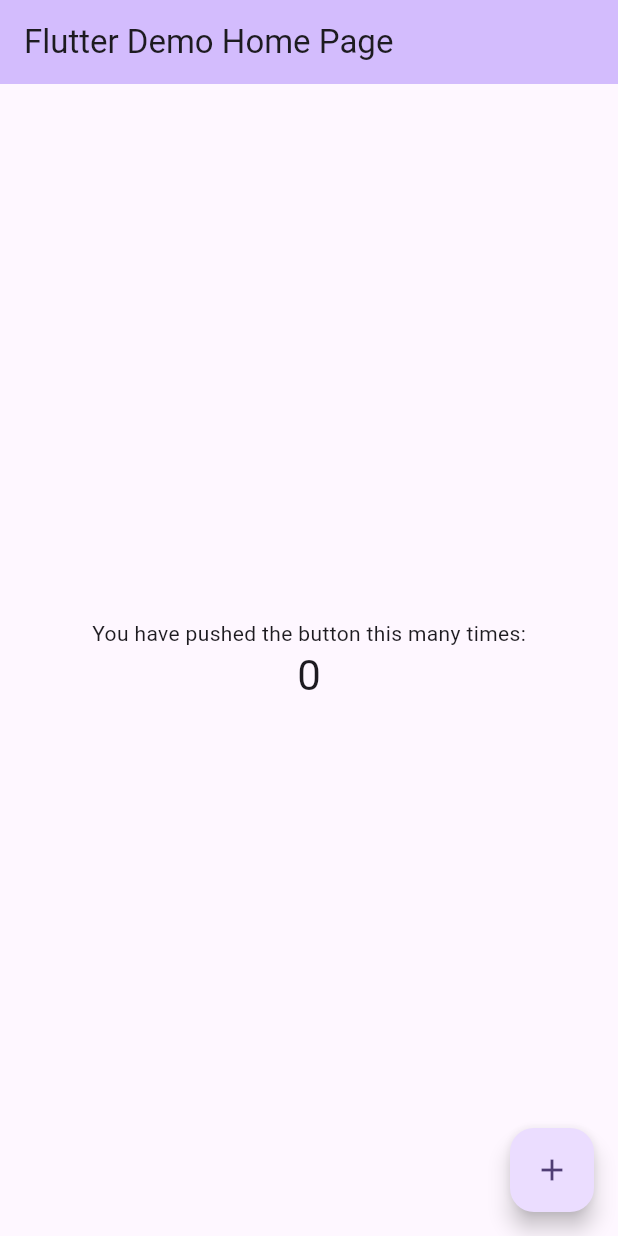
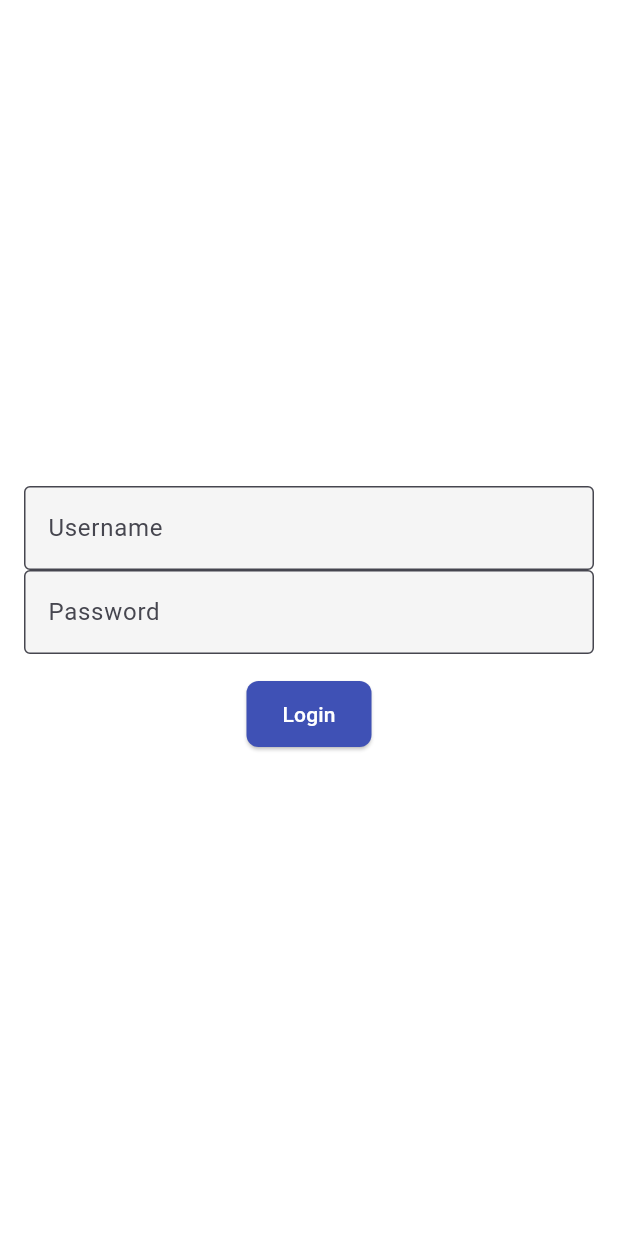
Before and after one commit to arebelo16/Domiledge-frontend, a Flutter app: the screen it shows after launch, on a phone screen of 412 x 824 dp. Run offline on Flutter 3.47's test engine with Material 3 defaults, Android fonts, the phone set to English and light mode, and no system bars; our stand-ins replace shared_preferences.

Commit message:
Implement Auth and home

```diff
--- /dev/null
+++ b/lib/app.dart
@@ -0,0 +1,17 @@
+import 'package:flutter/material.dart';
+import 'config/themes.dart';
+import 'routes/app_routes.dart';
+
+class StayWiseApp extends StatelessWidget {
+  const StayWiseApp({super.key});
+
+  @override
+  Widget build(BuildContext context) {
+    return MaterialApp(
+      title: 'StayWise',
+      theme: AppTheme.lightTheme,
+      initialRoute: '/login',
+      routes: appRoutes,
+    );
+  }
+}
--- /dev/null
+++ b/lib/config/themes.dart
@@ -0,0 +1,36 @@
+import 'package:flutter/material.dart';
+
+class AppTheme {
+  static ThemeData get lightTheme {
+    return ThemeData(
+      useMaterial3: true,
+      colorScheme: ColorScheme.fromSeed(
+        seedColor: Colors.indigo,
+        brightness: Brightness.light,
+      ),
+      scaffoldBackgroundColor: Colors.white,
+      appBarTheme: const AppBarTheme(
+        backgroundColor: Colors.indigo,
+        foregroundColor: Colors.white,
+        elevation: 0,
+      ),
+      textTheme: const TextTheme(
+        headlineLarge: TextStyle(fontSize: 24, fontWeight: FontWeight.bold),
+        bodyMedium: TextStyle(fontSize: 16),
+      ),
+      inputDecorationTheme: const InputDecorationTheme(
+        border: OutlineInputBorder(),
+        filled: true,
+        fillColor: Color(0xFFF5F5F5),
+      ),
+      elevatedButtonTheme: ElevatedButtonThemeData(
+        style: ElevatedButton.styleFrom(
+          backgroundColor: Colors.indigo,
+          foregroundColor: Colors.white,
+          padding: const EdgeInsets.symmetric(horizontal: 24, vertical: 12),
+          shape: RoundedRectangleBorder(borderRadius: BorderRadius.circular(8)),
+        ),
+      ),
+    );
+  }
+}
--- /dev/null
+++ b/lib/features/auth/controllers/auth_controller.dart
@@ -0,0 +1,17 @@
+import 'package:staywise_frontend/features/auth/data/auth_api.dart';
+import 'package:staywise_frontend/features/auth/model/login_request.dart';
+import '../../../core/services/storage_services.dart';
+
+class AuthController {
+  final AuthApi _api = AuthApi();
+
+  Future<bool> login(String username, String password) async {
+    try {
+      final response = await _api.login(LoginRequest(username: username, password: password));
+      await StorageService.saveToken(response.token);
+      return true;
+    } catch (_) {
+      return false;
+    }
+  }
+}
--- /dev/null
+++ b/lib/features/auth/data/auth_api.dart
@@ -0,0 +1,19 @@
+import 'dart:convert';
+
+import 'package:staywise_frontend/features/auth/model/login_request.dart';
+import 'package:staywise_frontend/features/auth/model/auth_response.dart';
+import '../../../core/services/http_services.dart';
+
+class AuthApi {
+  final HttpService _httpService = HttpService();
+
+  Future<AuthResponse> login(LoginRequest request) async {
+    final response = await _httpService.post('http://localhost:8080/auth/login', request.toJson());
+
+    if (response.statusCode == 200) {
+      return AuthResponse.fromJson(jsonDecode(response.body));
+    } else {
+      throw Exception('Login failed');
+    }
+  }
+}
--- /dev/null
+++ b/lib/features/auth/model/login_request.dart
@@ -0,0 +1,11 @@
+class LoginRequest {
+  final String username;
+  final String password;
+
+  LoginRequest({required this.username, required this.password});
+
+  Map<String, dynamic> toJson() => {
+    'username': username,
+    'password': password,
+  };
+}
--- /dev/null
+++ b/lib/features/auth/screens/login_page.dart
@@ -0,0 +1,65 @@
+import 'package:flutter/material.dart';
+import 'package:staywise_frontend/features/auth/controllers/auth_controller.dart';
+
+class LoginPage extends StatefulWidget {
+  const LoginPage({super.key});
+
+  @override
+  State<LoginPage> createState() => _LoginPageState();
+}
+
+class _LoginPageState extends State<LoginPage> {
+  final _controller = AuthController();
+  final _usernameController = TextEditingController();
+  final _passwordController = TextEditingController();
+  bool _isLoading = false;
+  String? _error;
+
+  void _login() async {
+    setState(() => _isLoading = true);
+    final success = await _controller.login(
+      _usernameController.text,
+      _passwordController.text,
+    );
+    setState(() => _isLoading = false);
+
+    if (success) {
+      Navigator.pushReplacementNamed(context, '/home');
+    } else {
+      setState(() => _error = 'Invalid credentials');
+    }
+  }
+
+  @override
+  Widget build(BuildContext context) {
+    return Scaffold(
+      body: Center(
+        child: Padding(
+          padding: const EdgeInsets.all(16.0),
+          child: Column(
+            mainAxisAlignment: MainAxisAlignment.center,
+            children: [
+              TextField(
+                controller: _usernameController,
+                decoration: const InputDecoration(labelText: 'Username'),
+              ),
+              TextField(
+                controller: _passwordController,
+                decoration: const InputDecoration(labelText: 'Password'),
+                obscureText: true,
+              ),
+              const SizedBox(height: 16),
+              if (_error != null) Text(_error!, style: const TextStyle(color: Colors.red)),
+              _isLoading
+                  ? const CircularProgressIndicator()
+                  : ElevatedButton(
+                onPressed: _login,
+                child: const Text('Login'),
+              )
+            ],
+          ),
+        ),
+      ),
+    );
+  }
+}
--- a/lib/main.dart
+++ b/lib/main.dart
@@ -1,122 +1,6 @@
 import 'package:flutter/material.dart';
+import 'app.dart';
 
 void main() {
-  runApp(const MyApp());
+  runApp(const StayWiseApp());
 }
-
-class MyApp extends StatelessWidget {
-  const MyApp({super.key});
-
-  // This widget is the root of your application.
-  @override
-  Widget build(BuildContext context) {
-    return MaterialApp(
-      title: 'Flutter Demo',
-      theme: ThemeData(
-        // This is the theme of your application.
-        //
-        // TRY THIS: Try running your application with "flutter run". You'll see
-        // the application has a purple toolbar. Then, without quitting the app,
-        // try changing the seedColor in the colorScheme below to Colors.green
-        // and then invoke "hot reload" (save your changes or press the "hot
-        // reload" button in a Flutter-supported IDE, or press "r" if you used
-        // the command line to start the app).
-        //
-        // Notice that the counter didn't reset back to zero; the application
-        // state is not lost during the reload. To reset the state, use hot
-        // restart instead.
-        //
-        // This works for code too, not just values: Most code changes can be
-        // tested with just a hot reload.
-        colorScheme: ColorScheme.fromSeed(seedColor: Colors.deepPurple),
-      ),
-      home: const MyHomePage(title: 'Flutter Demo Home Page'),
-    );
-  }
-}
-
-class MyHomePage extends StatefulWidget {
-  const MyHomePage({super.key, required this.title});
-
-  // This widget is the home page of your application. It is stateful, meaning
-  // that it has a State object (defined below) that contains fields that affect
-  // how it looks.
-
-  // This class is the configuration for the state. It holds the values (in this
-  // case the title) provided by the parent (in this case the App widget) and
-  // used by the build method of the State. Fields in a Widget subclass are
-  // always marked "final".
-
-  final String title;
-
-  @override
-  State<MyHomePage> createState() => _MyHomePageState();
-}
-
-class _MyHomePageState extends State<MyHomePage> {
-  int _counter = 0;
-
-  void _incrementCounter() {
-    setState(() {
-      // This call to setState tells the Flutter framework that something has
-      // changed in this State, which causes it to rerun the build method below
-      // so that the display can reflect the updated values. If we changed
-      // _counter without calling setState(), then the build method would not be
-      // called again, and so nothing would appear to happen.
-      _counter++;
-    });
-  }
-
-  @override
-  Widget build(BuildContext context) {
-    // This method is rerun every time setState is called, for instance as done
-    // by the _incrementCounter method above.
-    //
-    // The Flutter framework has been optimized to make rerunning build methods
-    // fast, so that you can just rebuild anything that needs updating rather
-    // than having to individually change instances of widgets.
-    return Scaffold(
-      appBar: AppBar(
-        // TRY THIS: Try changing the color here to a specific color (to
-        // Colors.amber, perhaps?) and trigger a hot reload to see the AppBar
-        // change color while the other colors stay the same.
-        backgroundColor: Theme.of(context).colorScheme.inversePrimary,
-        // Here we take the value from the MyHomePage object that was created by
-        // the App.build method, and use it to set our appbar title.
-        title: Text(widget.title),
-      ),
-      body: Center(
-        // Center is a layout widget. It takes a single child and positions it
-        // in the middle of the parent.
-        child: Column(
-          // Column is also a layout widget. It takes a list of children and
-          // arranges them vertically. By default, it sizes itself to fit its
-          // children horizontally, and tries to be as tall as its parent.
-          //
-          // Column has various properties to control how it sizes itself and
-          // how it positions its children. Here we use mainAxisAlignment to
-          // center the children vertically; the main axis here is the vertical
-          // axis because Columns are vertical (the cross axis would be
-          // horizontal).
-          //
-          // TRY THIS: Invoke "debug painting" (choose the "Toggle Debug Paint"
-          // action in the IDE, or press "p" in the console), to see the
-          // wireframe for each widget.
-          mainAxisAlignment: MainAxisAlignment.center,
-          children: <Widget>[
-            const Text('You have pushed the button this many times:'),
-            Text(
-              '$_counter',
-              style: Theme.of(context).textTheme.headlineMedium,
-            ),
-          ],
-        ),
-      ),
-      floatingActionButton: FloatingActionButton(
-        onPressed: _incrementCounter,
-        tooltip: 'Increment',
-        child: const Icon(Icons.add),
-      ), // This trailing comma makes auto-formatting nicer for build methods.
-    );
-  }
-}
--- /dev/null
+++ b/lib/routes/app_routes.dart
@@ -0,0 +1,9 @@
+import 'package:flutter/material.dart';
+import 'package:staywise_frontend/features/auth/screens/login_page.dart';
+
+import '../features/home/screens/home_page.dart';
+
+final appRoutes = <String, WidgetBuilder>{
+  '/login': (_) => const LoginPage(),
+  '/home': (_) => const HomePage(),
+};
--- a/pubspec.yaml
+++ b/pubspec.yaml
@@ -30,6 +30,8 @@ environment:
 dependencies:
   flutter:
     sdk: flutter
+  http: ^0.13.5
+  shared_preferences: ^2.2.2
 
   # The following adds the Cupertino Icons font to your application.
   # Use with the CupertinoIcons class for iOS style icons.
```
Also changed, not shown: lib/core/services/http_services.dart (added, +18 -0 lines), lib/core/services/storage_services.dart (added, +18 -0 lines), lib/features/auth/model/auth_response.dart (added, +9 -0 lines), lib/features/home/screens/home_page.dart (added, +13 -0 lines), 1 other file.
